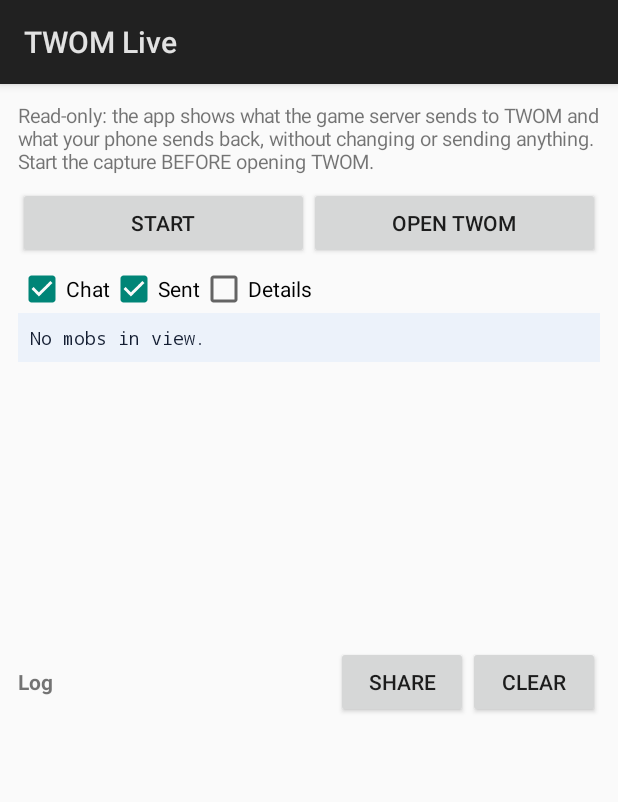
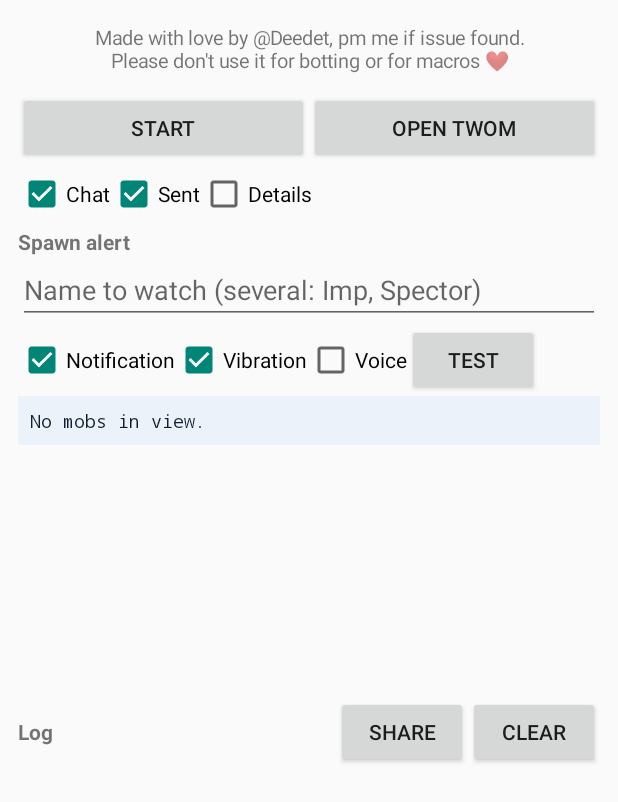
Before and after one commit to DeedetA/twom-live, an Android app: the screen it shows after launch (MainActivity), on a phone screen of 412 x 824 dp. Shown: the top 802 px of the screen. Run offline under Robolectric (Android 15) with nearby library versions, the phone set to English and light mode, and no system bars.

Commit message:
Spawn alert on a watched name; credit line instead of title
- Free text field for the name(s) to watch, remembered between launches.
- When a matching entity spawns or comes into view, alert once with its ID
  and coordinates: notification, vibration and/or voice (text-to-speech),
  as chosen by the user. Test button. Alerts shown in orange in the log.
- Title bar and description removed, replaced by the author's credit line.

Co-Authored-By: Claude Opus 5.5 <noreply@anthropic.com>
Claude-Session: https://claude.ai/code/session_016pPqfRwhxLRmNCnYqtmTt2

```diff
--- a/app/build.gradle
+++ b/app/build.gradle
@@ -10,8 +10,8 @@ android {
         applicationId 'fr.twomlive'
         minSdk 24
         targetSdk 34
-        versionCode 6
-        versionName '1.5'
+        versionCode 7
+        versionName '1.6'
     }
 
     // cle fixe : les nouvelles versions s'installeront par-dessus les anciennes
--- /dev/null
+++ b/app/src/main/java/fr/twomlive/Alerter.java
@@ -0,0 +1,131 @@
+package fr.twomlive;
+
+import android.app.Notification;
+import android.app.NotificationChannel;
+import android.app.NotificationManager;
+import android.app.PendingIntent;
+import android.content.Context;
+import android.content.Intent;
+import android.content.SharedPreferences;
+import android.os.Build;
+import android.os.VibrationEffect;
+import android.os.Vibrator;
+import android.os.VibratorManager;
+import android.speech.tts.TextToSpeech;
+
+import java.util.ArrayList;
+import java.util.List;
+import java.util.Locale;
+
+/**
+ * Alerte quand un nom surveille apparait : notification, vibration et/ou voix,
+ * selon les choix enregistres. Unique pour tout le processus.
+ */
+public final class Alerter implements GameState.AlertListener {
+    public static final String PREFS = "twomlive";
+    public static final String KEY_NAME = "watch_name";
+    public static final String KEY_NOTIF = "alert_notification";
+    public static final String KEY_VIBRATE = "alert_vibration";
+    public static final String KEY_VOICE = "alert_voice";
+    private static final String CHANNEL = "spawn_alerts";
+
+    private static Alerter instance;
+
+    private final Context ctx;
+    private final SharedPreferences prefs;
+    private TextToSpeech tts;
+    private boolean ttsReady;
+    private final List<String> pendingSpeech = new ArrayList<>();
+    private int notifId = 100;
+
+    public static synchronized Alerter get(Context c) {
+        if (instance == null) instance = new Alerter(c.getApplicationContext());
+        return instance;
+    }
+
+    private Alerter(Context c) {
+        ctx = c;
+        prefs = c.getSharedPreferences(PREFS, Context.MODE_PRIVATE);
+        if (Build.VERSION.SDK_INT >= 26) {
+            NotificationChannel ch = new NotificationChannel(CHANNEL, "Spawn alerts", NotificationManager.IMPORTANCE_HIGH);
+            ch.setDescription("Alerts when a watched name appears");
+            ch.enableVibration(false);   // la vibration est geree a part, selon le choix de l'utilisateur
+            ctx.getSystemService(NotificationManager.class).createNotificationChannel(ch);
+        }
+    }
+
+    /** a appeler au demarrage : charge le nom surveille et prepare la voix si besoin */
+    public void attach() {
+        GameState.INSTANCE.setWatch(prefs.getString(KEY_NAME, ""));
+        GameState.INSTANCE.addAlertListener(this);
+        if (prefs.getBoolean(KEY_VOICE, false)) ensureTts();
+    }
+
+    @Override
+    public void onMatch(TwomDecoder.Entity e, boolean spawned) {
+        String what = e.name + (spawned ? " spawned" : " in view");
+        fire(what, "ID " + e.id + " at (" + e.x + "," + e.y + ")",
+                what + " at " + e.x + ", " + e.y);
+    }
+
+    /** declenche l'alerte avec les moyens choisis */
+    public void fire(String title, String text, String speech) {
+        if (prefs.getBoolean(KEY_NOTIF, true)) notifyUser(title, text);
+        if (prefs.getBoolean(KEY_VIBRATE, true)) vibrate();
+        if (prefs.getBoolean(KEY_VOICE, false)) speak(speech);
+    }
+
+    private void notifyUser(String title, String text) {
+        Intent open = new Intent(ctx, MainActivity.class).addFlags(Intent.FLAG_ACTIVITY_NEW_TASK);
+        PendingIntent pi = PendingIntent.getActivity(ctx, 0, open,
+                PendingIntent.FLAG_UPDATE_CURRENT | PendingIntent.FLAG_IMMUTABLE);
+        Notification.Builder b = Build.VERSION.SDK_INT >= 26
+                ? new Notification.Builder(ctx, CHANNEL)
+                : new Notification.Builder(ctx).setPriority(Notification.PRIORITY_HIGH);
+        b.setSmallIcon(R.drawable.ic_launcher)
+                .setContentTitle(title)
+                .setContentText(text)
+                .setContentIntent(pi)
+                .setAutoCancel(true);
+        try {
+            ctx.getSystemService(NotificationManager.class).notify(notifId++, b.build());
+        } catch (SecurityException ignored) {
+            // notifications refusees par l'utilisateur
+        }
+    }
+
+    @SuppressWarnings("deprecation")
+    private void vibrate() {
+        Vibrator v;
+        if (Build.VERSION.SDK_INT >= 31) {
+            VibratorManager vm = ctx.getSystemService(VibratorManager.class);
+            v = vm != null ? vm.getDefaultVibrator() : null;
+        } else {
+            v = (Vibrator) ctx.getSystemService(Context.VIBRATOR_SERVICE);
+        }
+        if (v == null || !v.hasVibrator()) return;
+        long[] pattern = {0, 400, 150, 400, 150, 700};
+        if (Build.VERSION.SDK_INT >= 26) v.vibrate(VibrationEffect.createWaveform(pattern, -1));
+        else v.vibrate(pattern, -1);
+    }
+
+    private synchronized void ensureTts() {
+        if (tts != null) return;
+        tts = new TextToSpeech(ctx, status -> {
+            synchronized (Alerter.this) {
+                ttsReady = status == TextToSpeech.SUCCESS;
+                if (ttsReady) {
+                    tts.setLanguage(Locale.US);
+                    for (String s : pendingSpeech) tts.speak(s, TextToSpeech.QUEUE_ADD, null, "alert");
+                }
+                pendingSpeech.clear();
+            }
+        });
+    }
+
+    private synchronized void speak(String text) {
+        ensureTts();
+        if (ttsReady) tts.speak(text, TextToSpeech.QUEUE_ADD, null, "alert");
+        else if (pendingSpeech.size() < 5) pendingSpeech.add(text);
+    }
+}
--- a/app/src/main/java/fr/twomlive/GameState.java
+++ b/app/src/main/java/fr/twomlive/GameState.java
@@ -30,7 +30,50 @@ public final class GameState {
     private final Map<String, TwomDecoder.Entity> mobs = new LinkedHashMap<>();
     private final Map<String, Map<String, Integer>> hits = new HashMap<>();
     /** categories de lignes du journal (pour les couleurs) */
-    public static final int RECU = 0, ENVOYE = 1, DROP = 2, SYSTEME = 3;
+    public static final int RECU = 0, ENVOYE = 1, DROP = 2, SYSTEME = 3, ALERTE = 4;
+
+    /** prevenu quand une entite dont le nom est surveille apparait ou entre dans le champ de vision */
+    public interface AlertListener {
+        void onMatch(TwomDecoder.Entity e, boolean spawned);
+    }
+
+    private final List<AlertListener> alertListeners = new CopyOnWriteArrayList<>();
+    private volatile List<String> watch = new ArrayList<>();
+    private final java.util.Set<String> alerted = new java.util.HashSet<>();
+
+    public void addAlertListener(AlertListener l) { if (!alertListeners.contains(l)) alertListeners.add(l); }
+    public void removeAlertListener(AlertListener l) { alertListeners.remove(l); }
+
+    /** noms surveilles, separes par des virgules ; la casse est ignoree, un morceau du nom suffit */
+    public void setWatch(String raw) {
+        List<String> w = new ArrayList<>();
+        if (raw != null) for (String part : raw.split(",")) {
+            String t = part.trim().toLowerCase(Locale.ROOT);
+            if (!t.isEmpty()) w.add(t);
+        }
+        watch = w;
+        synchronized (this) { alerted.clear(); }
+    }
+
+    public boolean matches(String name) {
+        if (name == null) return false;
+        String n = name.toLowerCase(Locale.ROOT);
+        for (String t : watch) if (n.contains(t)) return true;
+        return false;
+    }
+
+    private void checkWatch(TwomDecoder.Entity e, boolean spawned) {
+        if (watch.isEmpty() || e.name.endsWith("Gold") || !matches(e.name)) return;
+        synchronized (this) {
+            if (!alerted.add(e.id)) return;          // une seule alerte tant qu'il reste en vue
+        }
+        String lvl = e.lvl != null ? " (lvl " + e.lvl + ")" : "";
+        log(ALERTE, "ALERT: " + e.name + lvl + (spawned ? " spawned" : " in view") + " at (" + e.x + "," + e.y + ") - ID " + e.id,
+                new Object[]{"alert", e.id, e.name, e.lvl, e.x, e.y, spawned ? "spawned" : "in view"});
+        for (AlertListener l : alertListeners) {
+            try { l.onMatch(e, spawned); } catch (RuntimeException ignored) { }
+        }
+    }
 
     public static final class Line {
         public final String text;
@@ -59,7 +102,7 @@ public final class GameState {
     public synchronized Map<String, TwomDecoder.Entity> knownIds() { return new HashMap<>(ents); }
 
     public synchronized void reset() {
-        ents.clear(); mobs.clear(); hits.clear(); lines.clear(); deaths = 0; attacksSent = 0; selfId = null;
+        ents.clear(); mobs.clear(); hits.clear(); lines.clear(); alerted.clear(); deaths = 0; attacksSent = 0; selfId = null;
         csv.setLength(0);
         csv.append("time;event;id;name;level;x;y;detail\n");
         for (Listener l : listeners) l.onMobsChanged();
@@ -245,6 +288,7 @@ public final class GameState {
             } else if (verbose) {
                 log(RECU, e.name + " in view at (" + e.x + "," + e.y + ")", null);
             }
+            checkWatch(e, op == 0x46);
         }
         if (changed) mobsChanged();
     }
@@ -306,6 +350,7 @@ public final class GameState {
             Map<String, Integer> h = hits.remove(vic);
             if (h != null) for (int c : h.values()) nb += c;
             if (mobs.remove(vic) != null) deaths++;
+            alerted.remove(vic);
         }
         String detail = "killed by " + killer + (nb > 0 ? " (" + nb + (nb == 1 ? " hit)" : " hits)") : "");
         log(RECU, name + " died at (" + xv[0] + "," + yv[0] + ") - " + detail,
@@ -318,6 +363,7 @@ public final class GameState {
         TwomDecoder.Entity mob, e;
         synchronized (this) {
             mob = mobs.remove(id);
+            alerted.remove(id);
             hits.remove(id);
             e = ents.get(id);
         }
--- a/app/src/main/java/fr/twomlive/MainActivity.java
+++ b/app/src/main/java/fr/twomlive/MainActivity.java
@@ -2,6 +2,13 @@ package fr.twomlive;
 
 import android.app.Activity;
 import android.content.Intent;
+import android.content.SharedPreferences;
+import android.content.pm.PackageManager;
+import android.os.Build;
+import android.text.Editable;
+import android.text.TextWatcher;
+import android.view.inputmethod.EditorInfo;
+import android.widget.EditText;
 import android.graphics.Color;
 import android.graphics.Typeface;
 import android.net.VpnService;
@@ -32,7 +39,8 @@ public class MainActivity extends Activity implements GameState.Listener {
 
     // vert = recu du serveur, bleu = envoye par le telephone, rouge = drop, gris = messages de l'appli
     private static final int[] COLORS = {
-            Color.rgb(46, 125, 50), Color.rgb(21, 101, 192), Color.rgb(198, 40, 40), Color.rgb(110, 110, 110)};
+            Color.rgb(46, 125, 50), Color.rgb(21, 101, 192), Color.rgb(198, 40, 40), Color.rgb(110, 110, 110),
+            Color.rgb(230, 81, 0)};
     private Button toggle;
     private TextView mobs, log;
     private ScrollView logScroll;
@@ -49,11 +57,16 @@ public class MainActivity extends Activity implements GameState.Listener {
         root.setOrientation(LinearLayout.VERTICAL);
         root.setPadding(dp(12), dp(12), dp(12), dp(12));
 
-        TextView help = new TextView(this);
-        help.setText("Read-only: the app shows what the game server sends to TWOM and what your phone "
-                + "sends back, without changing or sending anything. Start the capture BEFORE opening TWOM.");
-        help.setTextSize(13);
-        root.addView(help);
+        SharedPreferences prefs = getSharedPreferences(Alerter.PREFS, MODE_PRIVATE);
+        Alerter alerter = Alerter.get(this);
+        alerter.attach();
+
+        TextView credit = new TextView(this);
+        credit.setText("Made with love by @Deedet, pm me if issue found.\nPlease don't use it for botting or for macros ❤️");
+        credit.setTextSize(13);
+        credit.setGravity(Gravity.CENTER_HORIZONTAL);
+        credit.setPadding(0, dp(4), 0, dp(4));
+        root.addView(credit);
 
         LinearLayout row = new LinearLayout(this);
         row.setOrientation(LinearLayout.HORIZONTAL);
@@ -89,6 +102,57 @@ public class MainActivity extends Activity implements GameState.Listener {
         details.setOnCheckedChangeListener((c, on) -> gs.verbose = on);
         opts.addView(details);
         root.addView(opts);
+
+        // ------------------------------------------------ alerte d'apparition
+        TextView at = new TextView(this);
+        at.setText("Spawn alert");
+        at.setTypeface(Typeface.DEFAULT_BOLD);
+        at.setPadding(0, dp(6), 0, 0);
+        root.addView(at);
+        EditText name = new EditText(this);
+        name.setSingleLine(true);
+        name.setHint("Name to watch (several: Imp, Spector)");
+        name.setImeOptions(EditorInfo.IME_ACTION_DONE);
+        name.setText(prefs.getString(Alerter.KEY_NAME, ""));
+        name.addTextChangedListener(new TextWatcher() {
+            @Override public void beforeTextChanged(CharSequence s, int a, int b, int c) { }
+            @Override public void onTextChanged(CharSequence s, int a, int b, int c) { }
+            @Override public void afterTextChanged(Editable s) {
+                prefs.edit().putString(Alerter.KEY_NAME, s.toString()).apply();
+                gs.setWatch(s.toString());
+            }
+        });
+        root.addView(name);
+        LinearLayout alertRow = new LinearLayout(this);
+        alertRow.setOrientation(LinearLayout.HORIZONTAL);
+        alertRow.setGravity(Gravity.CENTER_VERTICAL);
+        CheckBox notif = new CheckBox(this);
+        notif.setText("Notification");
+        notif.setChecked(prefs.getBoolean(Alerter.KEY_NOTIF, true));
+        notif.setOnCheckedChangeListener((c, on) -> {
+            prefs.edit().putBoolean(Alerter.KEY_NOTIF, on).apply();
+            if (on) askNotificationPermission();
+        });
+        alertRow.addView(notif);
+        CheckBox vib = new CheckBox(this);
+        vib.setText("Vibration");
+        vib.setChecked(prefs.getBoolean(Alerter.KEY_VIBRATE, true));
+        vib.setOnCheckedChangeListener((c, on) -> prefs.edit().putBoolean(Alerter.KEY_VIBRATE, on).apply());
+        alertRow.addView(vib);
+        CheckBox voice = new CheckBox(this);
+        voice.setText("Voice");
+        voice.setChecked(prefs.getBoolean(Alerter.KEY_VOICE, false));
+        voice.setOnCheckedChangeListener((c, on) -> prefs.edit().putBoolean(Alerter.KEY_VOICE, on).apply());
+        alertRow.addView(voice);
+        Button test = new Button(this);
+        test.setText("Test");
+        test.setOnClickListener(v -> alerter.fire("Test alert", "ID 8ee6a91c at (2267,1240)",
+                "Test alert. Imp spawned at 2267, 1240"));
+        alertRow.addView(test);
+        android.widget.HorizontalScrollView alertScroll = new android.widget.HorizontalScrollView(this);
+        alertScroll.addView(alertRow);
+        root.addView(alertScroll);
+        if (notif.isChecked()) askNotificationPermission();
 
         mobs = new TextView(this);
         mobs.setTypeface(Typeface.MONOSPACE);
@@ -156,6 +220,13 @@ public class MainActivity extends Activity implements GameState.Listener {
         super.onPause();
     }
 
+    private void askNotificationPermission() {
+        if (Build.VERSION.SDK_INT >= 33
+                && checkSelfPermission("android.permission.POST_NOTIFICATIONS") != PackageManager.PERMISSION_GRANTED) {
+            requestPermissions(new String[]{"android.permission.POST_NOTIFICATIONS"}, 2);
+        }
+    }
+
     private void refreshToggle() {
         toggle.setText(TwomVpnService.running ? "Stop" : "Start");
     }
--- a/app/src/main/java/fr/twomlive/TwomVpnService.java
+++ b/app/src/main/java/fr/twomlive/TwomVpnService.java
@@ -45,6 +45,7 @@ public class TwomVpnService extends VpnService {
     private synchronized void startVpn() {
         if (running) return;
         GameState gs = GameState.INSTANCE;
+        Alerter.get(this).attach();                  // nom surveille + alertes
         SharedPreferences prefs = getSharedPreferences("twomlive", MODE_PRIVATE);
         int gamePort = prefs.getInt("port", 12210);
 
```
Also changed, not shown: app/src/main/AndroidManifest.xml (+7 -1 lines), 2 other files.
